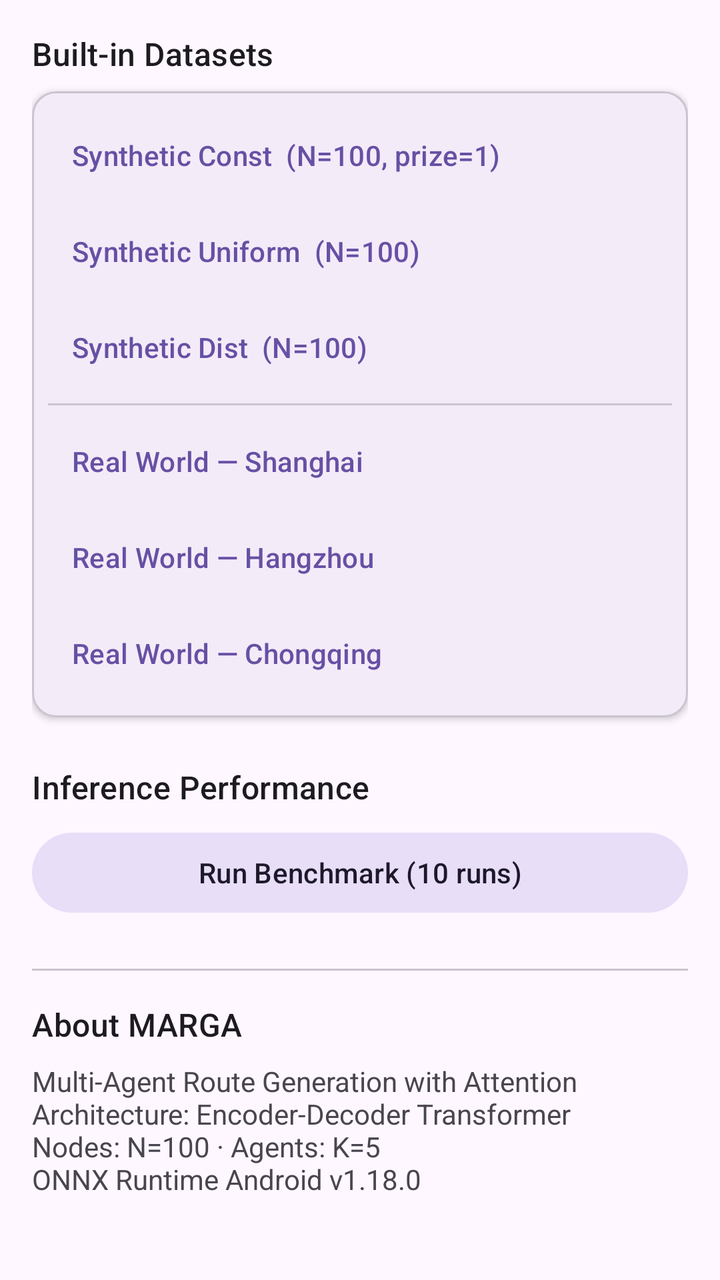
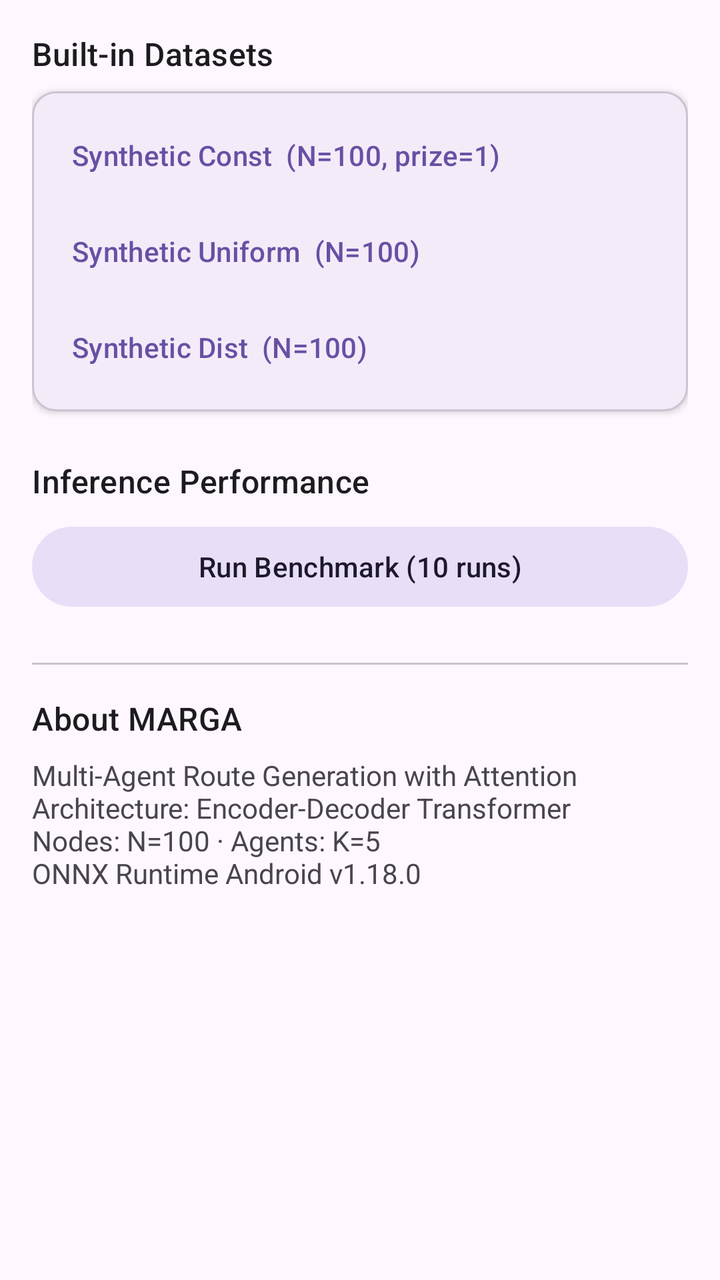

Two renders of the same Android screen: before a commit and after it. Below are the layout's source before the change and the commit's diff.
<!-- AndroidManifest.xml: application theme Theme.MARGAPlanner -->
<!-- res/layout/fragment_settings.xml -->
<?xml version="1.0" encoding="utf-8"?>

<androidx.core.widget.NestedScrollView
    xmlns:android="http://schemas.android.com/apk/res/android"
    xmlns:app="http://schemas.android.com/apk/res-auto"
    android:layout_width="match_parent"
    android:layout_height="match_parent">

    <LinearLayout
        android:layout_width="match_parent"
        android:layout_height="wrap_content"
        android:orientation="vertical"
        android:padding="16dp">

        
        <TextView
            android:layout_width="wrap_content"
            android:layout_height="wrap_content"
            android:text="Built-in Datasets"
            android:textAppearance="?attr/textAppearanceTitleMedium"
            android:layout_marginBottom="8dp" />

        <com.google.android.material.card.MaterialCardView
            android:layout_width="match_parent"
            android:layout_height="wrap_content"
            app:cardCornerRadius="12dp"
            app:cardElevation="2dp">

            <LinearLayout
                android:layout_width="match_parent"
                android:layout_height="wrap_content"
                android:orientation="vertical"
                android:padding="8dp">

                <com.google.android.material.button.MaterialButton
                    android:id="@+id/btnLoadSynthConst"
                    style="@style/Widget.Material3.Button.TextButton"
                    android:layout_width="match_parent"
                    android:layout_height="wrap_content"
                    android:gravity="start|center_vertical"
                    android:text="Synthetic Const  (N=100, prize=1)" />

                <com.google.android.material.button.MaterialButton
                    android:id="@+id/btnLoadSynthUnif"
                    style="@style/Widget.Material3.Button.TextButton"
                    android:layout_width="match_parent"
                    android:layout_height="wrap_content"
                    android:gravity="start|center_vertical"
                    android:text="Synthetic Uniform  (N=100)" />

                <com.google.android.material.button.MaterialButton
                    android:id="@+id/btnLoadSynthDist"
                    style="@style/Widget.Material3.Button.TextButton"
                    android:layout_width="match_parent"
                    android:layout_height="wrap_content"
                    android:gravity="start|center_vertical"
                    android:text="Synthetic Dist  (N=100)" />

                <com.google.android.material.divider.MaterialDivider
                    android:layout_width="match_parent"
                    android:layout_height="wrap_content"
                    android:layout_marginVertical="4dp" />

                <com.google.android.material.button.MaterialButton
                    android:id="@+id/btnLoadShanghai"
                    style="@style/Widget.Material3.Button.TextButton"
                    android:layout_width="match_parent"
                    android:layout_height="wrap_content"
                    android:gravity="start|center_vertical"
                    android:text="Real World — Shanghai" />

                <com.google.android.material.button.MaterialButton
                    android:id="@+id/btnLoadHangzhou"
                    style="@style/Widget.Material3.Button.TextButton"
                    android:layout_width="match_parent"
                    android:layout_height="wrap_content"
                    android:gravity="start|center_vertical"
                    android:text="Real World — Hangzhou" />

                <com.google.android.material.button.MaterialButton
                    android:id="@+id/btnLoadChongqing"
                    style="@style/Widget.Material3.Button.TextButton"
                    android:layout_width="match_parent"
                    android:layout_height="wrap_content"
                    android:gravity="start|center_vertical"
                    android:text="Real World — Chongqing" />
            </LinearLayout>
        </com.google.android.material.card.MaterialCardView>

        
        <TextView
            android:layout_width="wrap_content"
            android:layout_height="wrap_content"
            android:text="Inference Performance"
            android:textAppearance="?attr/textAppearanceTitleMedium"
            android:layout_marginTop="24dp"
            android:layout_marginBottom="8dp" />

        <com.google.android.material.button.MaterialButton
            android:id="@+id/btnRunBenchmark"
            style="@style/Widget.Material3.Button.TonalButton"
            android:layout_width="match_parent"
            android:layout_height="wrap_content"
            android:text="Run Benchmark (10 runs)" />

        <com.google.android.material.card.MaterialCardView
            android:id="@+id/cardBenchResult"
            android:layout_width="match_parent"
            android:layout_height="wrap_content"
            android:layout_marginTop="12dp"
            android:visibility="gone"
            app:cardCornerRadius="12dp"
            app:cardElevation="2dp">

            <LinearLayout
                android:layout_width="match_parent"
                android:layout_height="wrap_content"
                android:orientation="vertical"
                android:padding="16dp">

                <TextView
                    android:id="@+id/tvBenchAvg"
                    android:layout_width="wrap_content"
                    android:layout_height="wrap_content"
                    android:text="Avg: — ms"
                    android:textAppearance="?attr/textAppearanceTitleSmall" />

                <TextView
                    android:id="@+id/tvBenchMinMax"
                    android:layout_width="wrap_content"
                    android:layout_height="wrap_content"
                    android:text="Min: — ms  Max: — ms"
                    android:textAppearance="?attr/textAppearanceBodySmall"
                    android:alpha="0.7" />
            </LinearLayout>
        </com.google.android.material.card.MaterialCardView>

        
        <com.google.android.material.divider.MaterialDivider
            android:layout_width="match_parent"
            android:layout_height="wrap_content"
            android:layout_marginTop="24dp"
            android:layout_marginBottom="16dp" />

        <TextView
            android:layout_width="wrap_content"
            android:layout_height="wrap_content"
            android:text="About MARGA"
            android:textAppearance="?attr/textAppearanceTitleMedium" />

        <TextView
            android:layout_width="match_parent"
            android:layout_height="wrap_content"
            android:layout_marginTop="8dp"
            android:text="Multi-Agent Route Generation with Attention\nArchitecture: Encoder-Decoder Transformer\nNodes: N=100 · Agents: K=5\nONNX Runtime Android v1.18.0" />

    </LinearLayout>
</androidx.core.widget.NestedScrollView>
<!-- resources referenced by this layout -->
<resources>
  <style name="Theme.MARGAPlanner" parent="Theme.Material3.DayNight.NoActionBar">
          <item name="colorPrimary">@color/primary</item>
          <item name="colorSecondary">@color/secondary</item>
          <item name="colorTertiary">@color/tertiary</item>
          <item name="android:statusBarColor">?attr/colorPrimaryContainer</item>
          <item name="android:windowLightStatusBar">true</item>
      </style>
  <color name="primary">#6750A4</color>
  <color name="secondary">#625B71</color>
  <color name="tertiary">#7D5260</color>
</resources>

<!-- the commit's change to res/layout/fragment_settings.xml (unified diff, before → after) -->
@@ -56,34 +56,6 @@
                     android:gravity="start|center_vertical"
                     android:text="Synthetic Dist  (N=100)" />
 
-                <com.google.android.material.divider.MaterialDivider
-                    android:layout_width="match_parent"
-                    android:layout_height="wrap_content"
-                    android:layout_marginVertical="4dp" />
-
-                <com.google.android.material.button.MaterialButton
-                    android:id="@+id/btnLoadShanghai"
-                    style="@style/Widget.Material3.Button.TextButton"
-                    android:layout_width="match_parent"
-                    android:layout_height="wrap_content"
-                    android:gravity="start|center_vertical"
-                    android:text="Real World — Shanghai" />
-
-                <com.google.android.material.button.MaterialButton
-                    android:id="@+id/btnLoadHangzhou"
-                    style="@style/Widget.Material3.Button.TextButton"
-                    android:layout_width="match_parent"
-                    android:layout_height="wrap_content"
-                    android:gravity="start|center_vertical"
-                    android:text="Real World — Hangzhou" />
-
-                <com.google.android.material.button.MaterialButton
-                    android:id="@+id/btnLoadChongqing"
-                    style="@style/Widget.Material3.Button.TextButton"
-                    android:layout_width="match_parent"
-                    android:layout_height="wrap_content"
-                    android:gravity="start|center_vertical"
-                    android:text="Real World — Chongqing" />
             </LinearLayout>
         </com.google.android.material.card.MaterialCardView>
 
